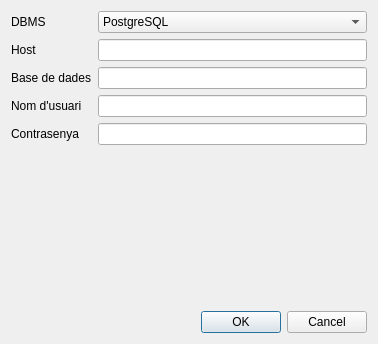
The window that connectdialog.ui (vicgua/robocat) describes before a commit, drawn with Qt 5.
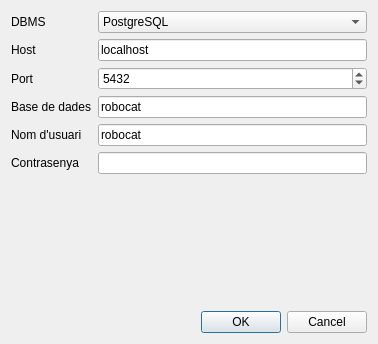
The same window after the commit.

Patch:
```diff
--- a/connectdialog.ui
+++ b/connectdialog.ui
@@ -40,15 +40,19 @@
        </item>
       </widget>
      </item>
-     <item row="2" column="0">
+     <item row="3" column="0">
       <widget class="QLabel" name="dbLab">
        <property name="text">
         <string>Base de dades</string>
        </property>
       </widget>
      </item>
-     <item row="2" column="1">
-      <widget class="QLineEdit" name="dbInp"/>
+     <item row="3" column="1">
+      <widget class="QLineEdit" name="dbInp">
+       <property name="text">
+        <string>robocat</string>
+       </property>
+      </widget>
      </item>
      <item row="1" column="0">
       <widget class="QLabel" name="hostLab">
@@ -58,32 +62,57 @@
       </widget>
      </item>
      <item row="1" column="1">
-      <widget class="QLineEdit" name="hostInp"/>
+      <widget class="QLineEdit" name="hostInp">
+       <property name="text">
+        <string>localhost</string>
+       </property>
+      </widget>
      </item>
-     <item row="3" column="0">
+     <item row="4" column="0">
       <widget class="QLabel" name="userLab">
        <property name="text">
         <string>Nom d'usuari</string>
        </property>
       </widget>
      </item>
-     <item row="3" column="1">
-      <widget class="QLineEdit" name="userInp"/>
+     <item row="4" column="1">
+      <widget class="QLineEdit" name="userInp">
+       <property name="text">
+        <string>robocat</string>
+       </property>
+      </widget>
      </item>
-     <item row="4" column="0">
+     <item row="5" column="0">
       <widget class="QLabel" name="passwordLab">
        <property name="text">
         <string>Contrasenya</string>
        </property>
       </widget>
      </item>
-     <item row="4" column="1">
+     <item row="5" column="1">
       <widget class="QLineEdit" name="passwordInp">
        <property name="echoMode">
         <enum>QLineEdit::Password</enum>
        </property>
       </widget>
      </item>
+     <item row="2" column="0">
+      <widget class="QLabel" name="portLab">
+       <property name="text">
+        <string>Port</string>
+       </property>
+      </widget>
+     </item>
+     <item row="2" column="1">
+      <widget class="QSpinBox" name="portInp">
+       <property name="maximum">
+        <number>65535</number>
+       </property>
+       <property name="value">
+        <number>5432</number>
+       </property>
+      </widget>
+     </item>
     </layout>
    </item>
    <item>
```
Left out of the diff: 8 changed lines with no effect on the pictures.
